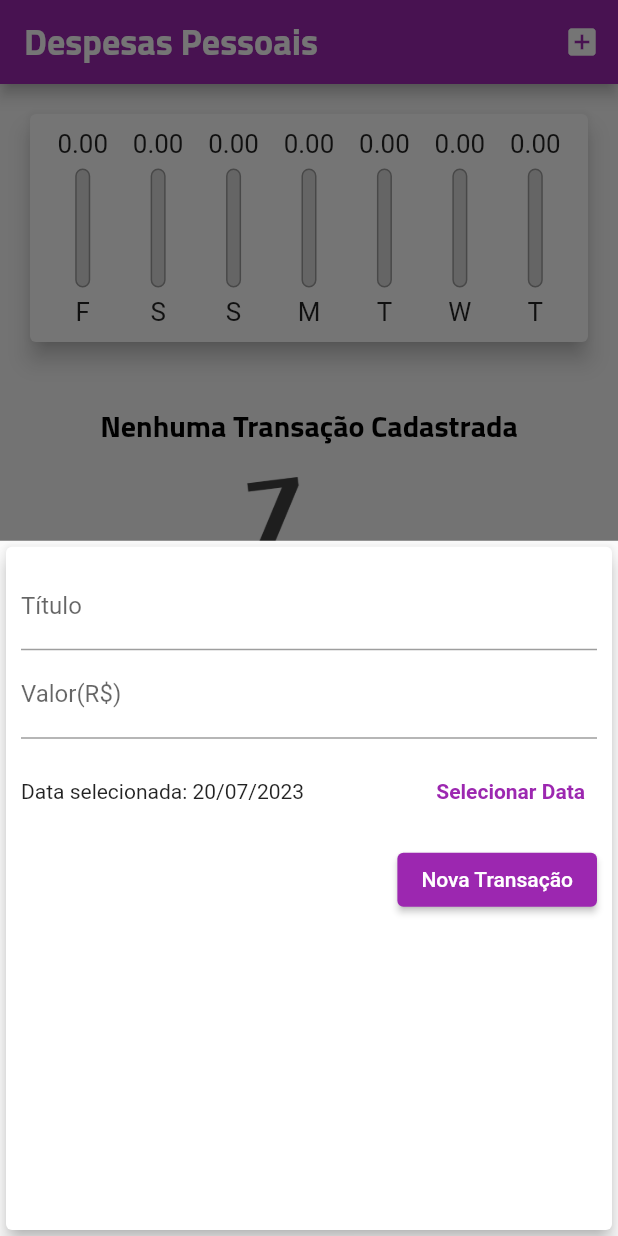
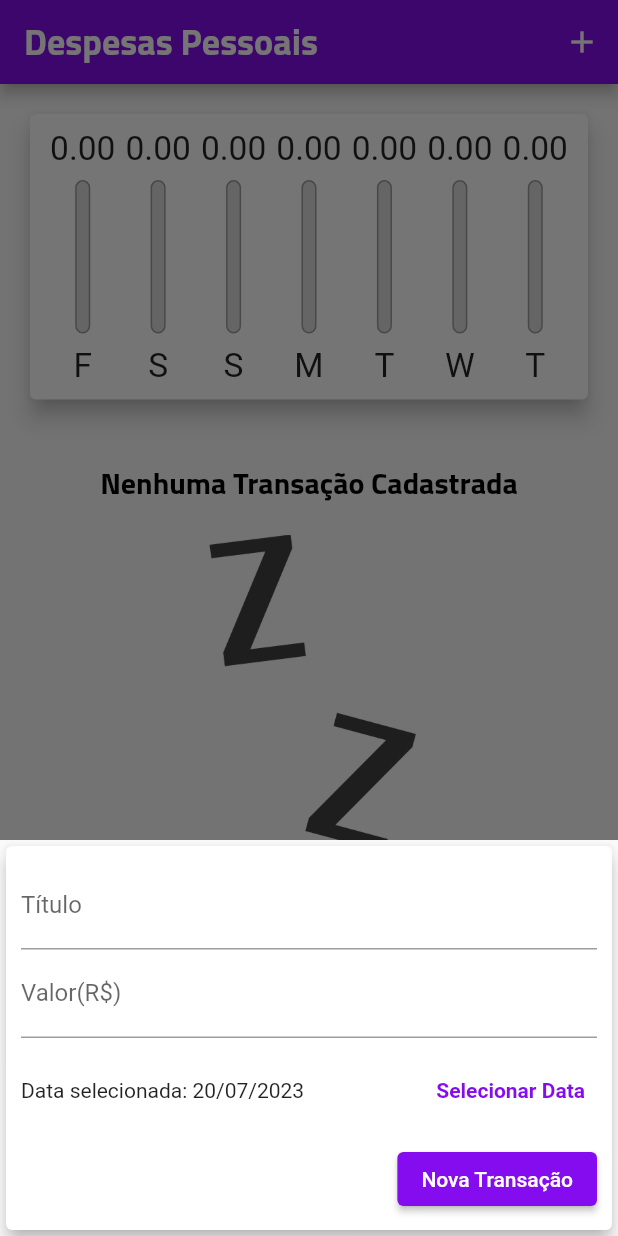
Before and after one commit to nahtanPNG/curso-flutter-udemy, a Flutter app: the screen it shows after launch, after a tap on the "add" icon, on a phone screen of 412 x 824 dp. Run offline on Flutter 3.47's test engine with Material 2 defaults, Android fonts, the phone set to English and light mode, and no system bars.

Commit message:
Adaptando para IOS

```diff
--- a/Flutter/Construindo App Real - Despesas Pessoais/expenses/lib/components/transaction_form.dart
+++ b/Flutter/Construindo App Real - Despesas Pessoais/expenses/lib/components/transaction_form.dart
@@ -47,10 +47,16 @@ class _TransactionFormState extends State<TransactionForm> {
 
   @override
   Widget build(BuildContext context) {
-    return Card(
+    return SingleChildScrollView(
+      child: Card(
         elevation: 5,
         child: Padding(
-        padding: const EdgeInsets.all(10),
+          padding: EdgeInsets.only(
+            top: 10,
+            right: 10,
+            left: 10,
+            bottom: 10 + MediaQuery.of(context).viewInsets.bottom,
+          ),
           child: Column(
             children: [
               TextField(
@@ -106,6 +112,7 @@ class _TransactionFormState extends State<TransactionForm> {
             ],
           ),
         ),
+      ),
     );
   }
 }
--- a/Flutter/Construindo App Real - Despesas Pessoais/expenses/lib/components/transaction_list.dart
+++ b/Flutter/Construindo App Real - Despesas Pessoais/expenses/lib/components/transaction_list.dart
@@ -1,4 +1,5 @@
 import 'package:flutter/material.dart';
+import 'package:flutter/rendering.dart';
 import '../models/transaction.dart';
 import 'package:intl/intl.dart';
 
@@ -11,7 +12,9 @@ class TransactionList extends StatelessWidget {
   @override
   Widget build(BuildContext context) {
     return transactions.isEmpty
-        ? Column(
+        ? LayoutBuilder(
+            builder: (context, constraints) {
+              return Column(
                 //Se não houver elementos em transactions -> mostra a imagem
                 children: [
                   SizedBox(height: 20), //Espaçamento
@@ -21,7 +24,7 @@ class TransactionList extends StatelessWidget {
                   ),
                   SizedBox(height: 20),
                   Container(
-                height: 200,
+                    height: constraints.maxHeight * 0.6,
                     child: Image.asset(
                       'assets/images/waiting.png',
                       fit: BoxFit
@@ -29,6 +32,8 @@ class TransactionList extends StatelessWidget {
                     ),
                   ),
                 ],
+              );
+            },
           )
         : ListView.builder(
             itemCount: transactions.length,
@@ -59,7 +64,18 @@ class TransactionList extends StatelessWidget {
                   subtitle: Text(
                     DateFormat('d MMM y').format(tr.date),
                   ),
-                  trailing: IconButton(
+                  trailing: MediaQuery.of(context).size.width > 400
+                      ? TextButton.icon(
+                          onPressed: () => onRemove(tr.id),
+                          icon: Icon(Icons.delete),
+                          label: Text('Excluir!'),
+                          style: ButtonStyle(
+                            foregroundColor: MaterialStatePropertyAll<Color>(
+                              Theme.of(context).colorScheme.error
+                            ),
+                          ),
+                        )
+                      : IconButton(
                           //Botão para apagar a transação
                           icon: Icon(Icons.delete),
                           color: Theme.of(context).colorScheme.error,
--- a/Flutter/Construindo App Real - Despesas Pessoais/expenses/lib/main.dart
+++ b/Flutter/Construindo App Real - Despesas Pessoais/expenses/lib/main.dart
@@ -1,7 +1,10 @@
+import 'dart:math';
+import 'dart:io';
+
 import 'package:expenses/components/transaction_form.dart';
+import 'package:flutter/cupertino.dart';
 import 'package:flutter/material.dart';
 
-import 'dart:math';
 import '/components/transaction_list.dart';
 import '/models/transaction.dart';
 import 'components/chart.dart';
@@ -11,14 +14,18 @@ main() => runApp(ExpensesApp());
 class ExpensesApp extends StatelessWidget {
   @override
   Widget build(BuildContext context) {
+    // SystemChrome.setPreferredOrientations([
+    //   DeviceOrientation.portraitUp -> Travar a aplicação
+    //   ]);
+
     final ThemeData tema = ThemeData();
 
     return MaterialApp(
         home: MyHomePage(),
         theme: tema.copyWith(
           colorScheme: tema.colorScheme.copyWith(
-            primary: Colors.purple,
-            secondary: Colors.amber,
+            primary: Color.fromARGB(255, 133, 12, 238),
+            secondary: Color.fromARGB(255, 255, 194, 50),
           ),
           textTheme: tema.textTheme.copyWith(
             titleLarge: tema.textTheme.titleLarge!.copyWith(
@@ -46,6 +53,7 @@ class MyHomePage extends StatefulWidget {
 
 class _MyHomePageState extends State<MyHomePage> {
   final List<Transaction> _transactions = [];
+  bool _showChart = false;
 
   List<Transaction> get _recentTransactions {
     return _transactions.where((tr) {
@@ -85,50 +93,88 @@ class _MyHomePageState extends State<MyHomePage> {
         });
   }
 
+  Widget _getIconButton(IconData icon, Function() fn){
+    return Platform.isIOS ?
+    GestureDetector(onTap: fn, child: Icon(icon)) :
+    IconButton(onPressed: fn, icon: Icon(icon));
+
+  }
+
   @override
   Widget build(BuildContext context) {
     //Responsividade
-    final appBar = AppBar(
-      title: Text('Despesas Pessoais'),
-      actions: [
+
+    final mediaQuery = MediaQuery.of(context);
+    bool isLandscape = mediaQuery.orientation == Orientation.landscape;
+
+    final actions = [
       //Adicionando botão no appbar
-        IconButton(
-          icon: Icon(Icons.add_box),
-          onPressed: () => _openTransactionFormModal(context),
+      if (isLandscape)
+        _getIconButton(
+          _showChart ? Icons.list : Icons.bar_chart_rounded,
+          () {
+            setState(() {
+              _showChart = !_showChart;
+            });
+          },
         ),
-      ],
+      _getIconButton(
+        Platform.isIOS ? CupertinoIcons.add : Icons.add,
+        () => _openTransactionFormModal(context),
+      ),
+    ];
+
+    final PreferredSizeWidget appBar = AppBar(
+      title: const Text('Despesas Pessoais'),
+      actions: actions,
     );
 
-    final availableHeight = MediaQuery.of(context).size.height -
+    final availableHeight = mediaQuery.size.height -
         appBar.preferredSize.height -
         MediaQuery.of(context)
             .padding
             .top; //Altura da tela menos a altura do appBar menos a altura da statusbar
 
-    return Scaffold(
-      appBar: appBar,
-      body: SingleChildScrollView(
+    final bodyPage = SingleChildScrollView(
       //Permite a rolagem na aplicação
       child: Column(
         crossAxisAlignment: CrossAxisAlignment.stretch,
         children: [
+          if (_showChart || !isLandscape)
             Container(
               child: Chart(_recentTransactions),
-              height: availableHeight * 0.25,
+              height: availableHeight * (isLandscape ? 0.80 : 0.3),
             ),
+          if (!_showChart || !isLandscape)
             Container(
               child: TransactionList(_transactions, _removeTransaction),
-              height: availableHeight * 0.75,
+              height: availableHeight * (isLandscape ? 1 : 0.7),
             ),
         ],
       ),
+    );
+
+    return Platform.isIOS
+        ? CupertinoPageScaffold(
+            navigationBar: CupertinoNavigationBar(
+            middle: const Text('Despesas Pessoais'),
+            trailing: Row(
+              mainAxisSize: MainAxisSize.min,
+              children: actions,
             ),
-      floatingActionButton: FloatingActionButton(
+          ), child: bodyPage,)
+        : Scaffold(
+            appBar: appBar,
+            body: bodyPage,
+            floatingActionButton: Platform.isIOS
+                ? Container()
+                : FloatingActionButton(
                     //Botão de modo floating
                     child: Icon(Icons.add),
                     onPressed: () => _openTransactionFormModal(context),
                   ),
-      floatingActionButtonLocation: FloatingActionButtonLocation.centerFloat,
+            floatingActionButtonLocation:
+                FloatingActionButtonLocation.centerFloat,
           );
   }
 }
```
Lines whose indentation alone changed are shown as unchanged.
